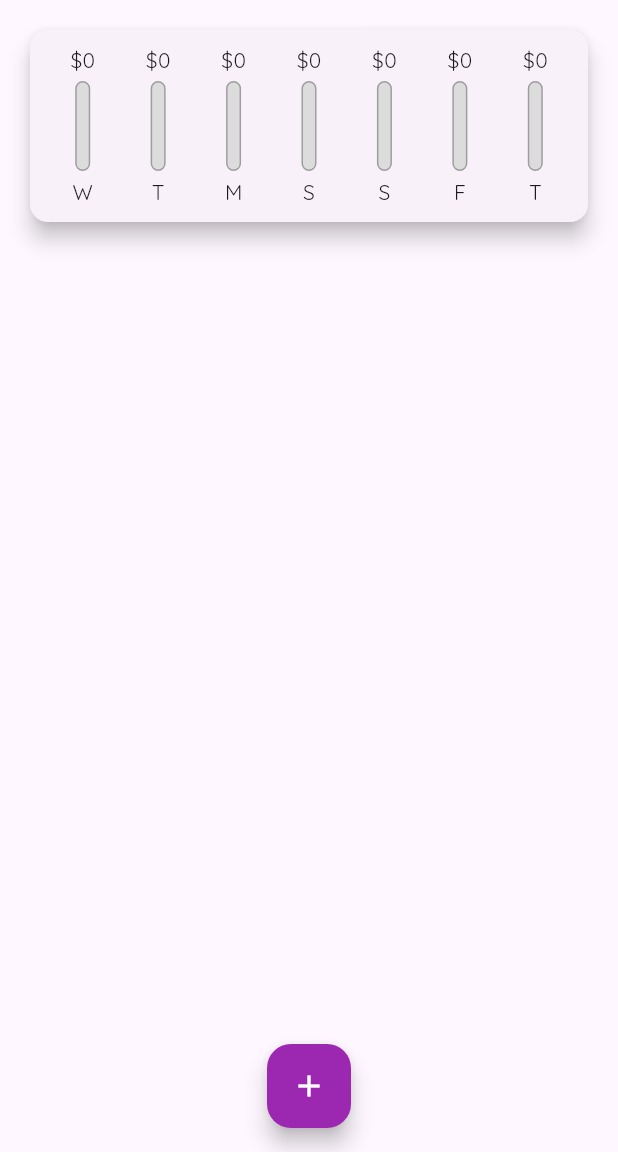
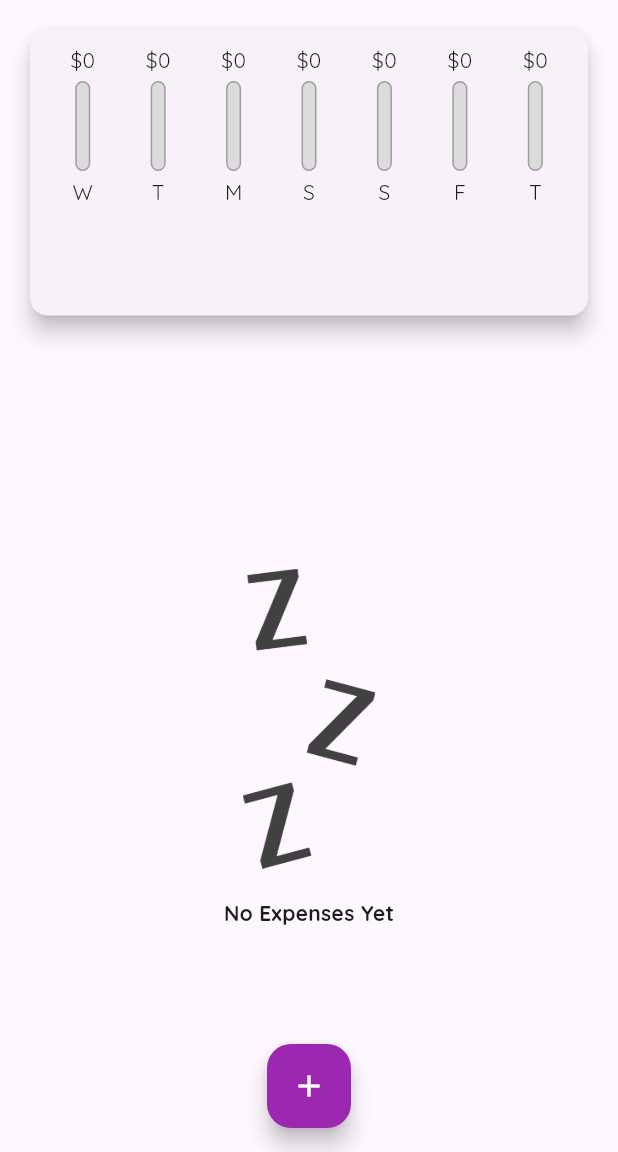
Before and after one commit to Mishalzahra28/Flutter, a Flutter app: the screen it shows after launch, on a phone screen of 412 x 824 dp, the part 84-1236 px from its top. Run offline on Flutter 3.47's test engine with Material 2 defaults, Android fonts, the phone set to English and light mode, and no system bars.

Commit message:
responsive'

```diff
--- a/expense_planner/lib/main.dart
+++ b/expense_planner/lib/main.dart
@@ -71,8 +71,7 @@ class _MyHomePageState extends State<MyHomePage> {
 
   @override
   Widget build(BuildContext context) {
-    return Scaffold(
-      appBar: AppBar(
+    final appbar = AppBar(
       title: const Text(
         "Expense Planner",
         style: TextStyle(color: Colors.white),
@@ -86,13 +85,26 @@ class _MyHomePageState extends State<MyHomePage> {
             ))
       ],
       backgroundColor: Colors.purple,
-      ),
+    );
+    return Scaffold(
+      appBar: appbar,
       body: SingleChildScrollView(
           child: Column(
         children: [
-          Chart(recentTransactions: _recentTransactions),
-          TransactionList(
+          Container(
+              height: (MediaQuery.of(context).size.height -
+                      appbar.preferredSize.height -
+                      MediaQuery.of(context).padding.top) *
+                  0.3,
+              child: Chart(recentTransactions: _recentTransactions)),
+          Container(
+            height: (MediaQuery.of(context).size.height -
+                    appbar.preferredSize.height -
+                    MediaQuery.of(context).padding.top) *
+                0.7,
+            child: TransactionList(
                 transactions: _transactions, deleteHandler: deleteTransaction),
+          ),
         ],
       )),
       floatingActionButtonLocation: FloatingActionButtonLocation.centerFloat,
--- a/expense_planner/lib/widgets/chart/chart.dart
+++ b/expense_planner/lib/widgets/chart/chart.dart
@@ -28,101 +28,109 @@ class Chart extends StatelessWidget {
   }
 
   double get totalSpending {
-    // print(
-    // "${groupedTransactionValues[6]["day"]}.................${groupedTransactionValues[0]["amount"]}.................${groupedTransactionValues[0]["day"]}");
     return groupedTransactionValues.fold(0.1, (sum, item) {
-      // print("${sum + (item['amount'] as num)}_______________________________");
       return sum + (item['amount'] as num);
     });
   }
 
-  void display() {
-    print("Groupeddd:${groupedTransactionValues[0]["amount"] as double}");
-    print("TOTAL SPENDING:${totalSpending}");
-    print(
-        "DIVISION:${(groupedTransactionValues[0]["amount"] as double) / totalSpending}");
-  }
-
   @override
   Widget build(BuildContext context) {
-    return Card(
+    return Container(
+      // height: MediaQuery.of(context).size.height * 0.25,
+      child: Card(
           elevation: 6,
           margin: EdgeInsets.all(20),
           child: Padding(
             padding: const EdgeInsets.all(10.0),
-          child:
-              Row(mainAxisAlignment: MainAxisAlignment.spaceAround, children: [
+            child: Row(
+                mainAxisAlignment: MainAxisAlignment.spaceAround,
+                children: [
                   Flexible(
                     fit: FlexFit.tight,
                     child: ChartBars(
                         label: (groupedTransactionValues[0]["day"] as String),
-                  amount: (groupedTransactionValues[0]["amount"] as double),
+                        amount:
+                            (groupedTransactionValues[0]["amount"] as double),
                         percentage: totalSpending == 0
                             ? 0.0
-                      : (groupedTransactionValues[0]["amount"] as double) /
+                            : (groupedTransactionValues[0]["amount"]
+                                    as double) /
                                 totalSpending),
                   ),
                   Flexible(
                     fit: FlexFit.tight,
                     child: ChartBars(
                         label: (groupedTransactionValues[1]["day"] as String),
-                  amount: (groupedTransactionValues[1]["amount"] as double),
+                        amount:
+                            (groupedTransactionValues[1]["amount"] as double),
                         percentage: totalSpending == 0
                             ? 0.0
-                      : (groupedTransactionValues[1]["amount"] as double) /
+                            : (groupedTransactionValues[1]["amount"]
+                                    as double) /
                                 totalSpending),
                   ),
                   Flexible(
                     fit: FlexFit.tight,
                     child: ChartBars(
                         label: (groupedTransactionValues[2]["day"] as String),
-                  amount: (groupedTransactionValues[2]["amount"] as double),
+                        amount:
+                            (groupedTransactionValues[2]["amount"] as double),
                         percentage: totalSpending == 0
                             ? 0.0
-                      : (groupedTransactionValues[2]["amount"] as double) /
+                            : (groupedTransactionValues[2]["amount"]
+                                    as double) /
                                 totalSpending),
                   ),
                   Flexible(
                     fit: FlexFit.tight,
                     child: ChartBars(
                         label: (groupedTransactionValues[3]["day"] as String),
-                  amount: (groupedTransactionValues[3]["amount"] as double),
+                        amount:
+                            (groupedTransactionValues[3]["amount"] as double),
                         percentage: totalSpending == 0
                             ? 0.0
-                      : (groupedTransactionValues[3]["amount"] as double) /
+                            : (groupedTransactionValues[3]["amount"]
+                                    as double) /
                                 totalSpending),
                   ),
                   Flexible(
                     fit: FlexFit.tight,
                     child: ChartBars(
                         label: (groupedTransactionValues[4]["day"] as String),
-                  amount: (groupedTransactionValues[4]["amount"] as double),
+                        amount:
+                            (groupedTransactionValues[4]["amount"] as double),
                         percentage: totalSpending == 0
                             ? 0.0
-                      : (groupedTransactionValues[4]["amount"] as double) /
+                            : (groupedTransactionValues[4]["amount"]
+                                    as double) /
                                 totalSpending),
                   ),
                   Flexible(
                     fit: FlexFit.tight,
                     child: ChartBars(
                         label: (groupedTransactionValues[5]["day"] as String),
-                  amount: (groupedTransactionValues[5]["amount"] as double),
+                        amount:
+                            (groupedTransactionValues[5]["amount"] as double),
                         percentage: totalSpending == 0
                             ? 0.0
-                      : (groupedTransactionValues[5]["amount"] as double) /
+                            : (groupedTransactionValues[5]["amount"]
+                                    as double) /
                                 totalSpending),
                   ),
                   Flexible(
                     fit: FlexFit.tight,
                     child: ChartBars(
                         label: (groupedTransactionValues[6]["day"] as String),
-                  amount: (groupedTransactionValues[6]["amount"] as double),
+                        amount:
+                            (groupedTransactionValues[6]["amount"] as double),
                         percentage: totalSpending == 0
                             ? 0.0
-                      : (groupedTransactionValues[6]["amount"] as double) /
+                            : (groupedTransactionValues[6]["amount"]
+                                    as double) /
                                 totalSpending),
                   ),
                 ]),
-        ));
+          )),
+    );
   }
 }
--- a/expense_planner/lib/widgets/transaction_list.dart
+++ b/expense_planner/lib/widgets/transaction_list.dart
@@ -11,7 +11,7 @@ class TransactionList extends StatelessWidget {
   @override
   Widget build(BuildContext context) {
     return Container(
-      height: MediaQuery.of(context).size.height * 06,
+      // height: MediaQuery.of(context).size.height * 0.75,
       width: double.infinity,
       child: transactions.isEmpty
           ? Column(
```
Lines whose indentation alone changed are shown as unchanged.
